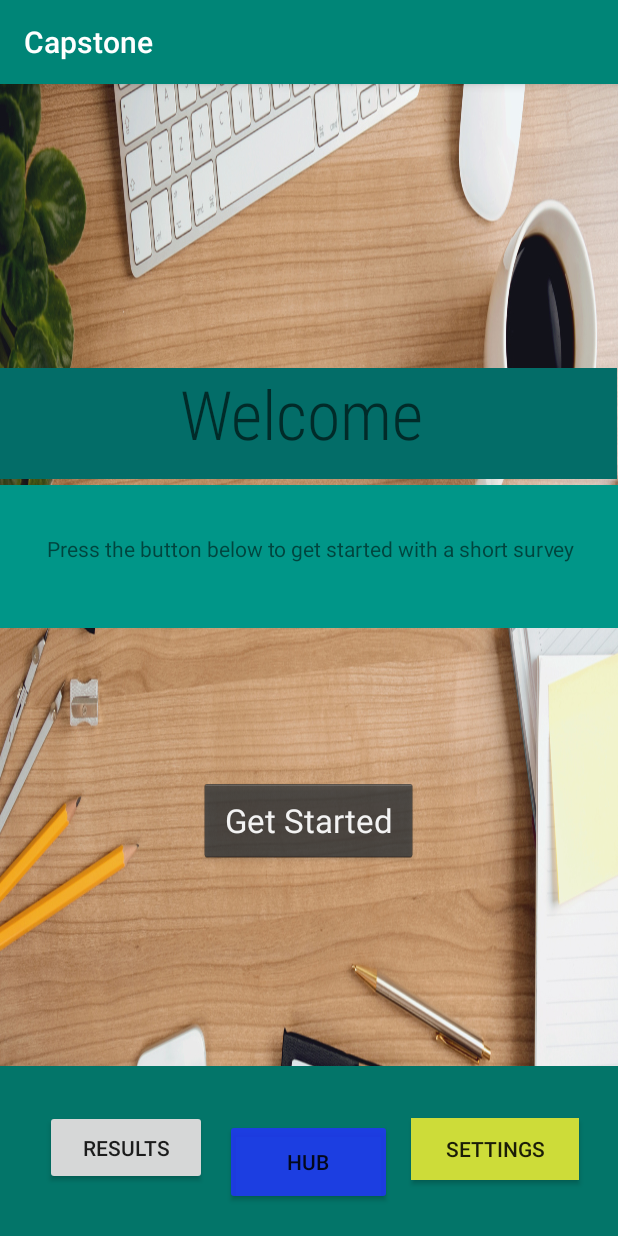
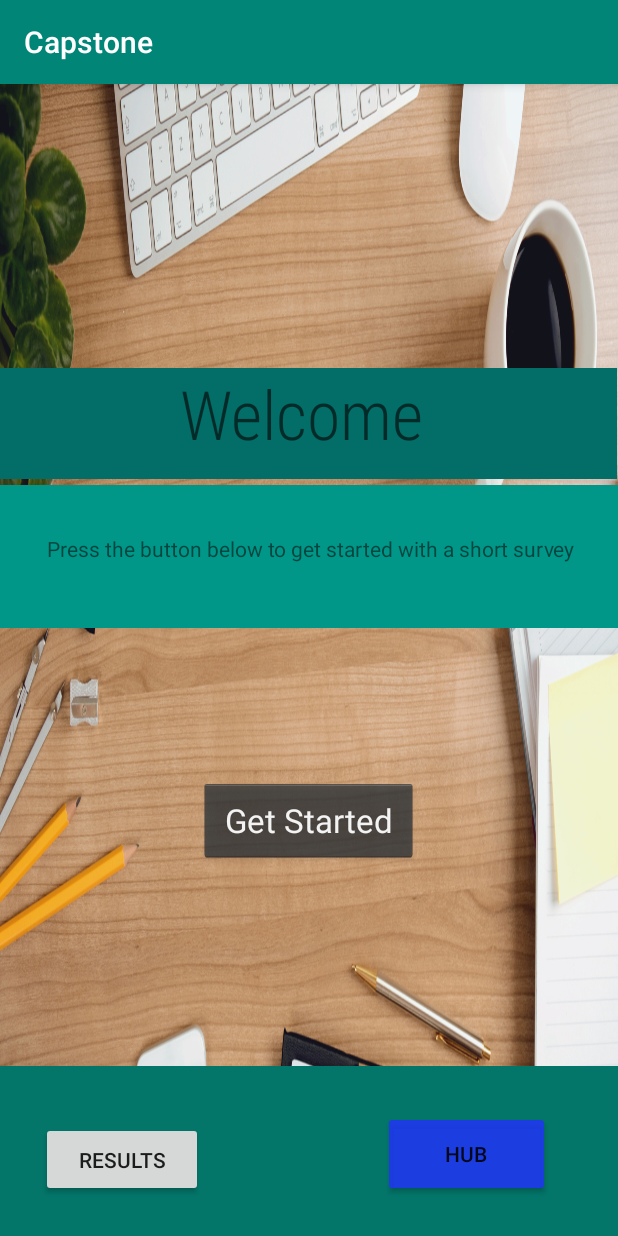
Before and after one commit to dcxoreo7/Senior-Capstone, an Android app: the screen it shows after launch (MainActivity), on a phone screen of 412 x 824 dp. Run offline under Robolectric (Android 15) with nearby library versions, the phone set to English and light mode, and no system bars; Roboto replaces fonts that are not available here.

Commit message:
Removing the unnessecary

```diff
--- a/app/src/main/AndroidManifest.xml
+++ b/app/src/main/AndroidManifest.xml
@@ -11,10 +11,7 @@
         android:roundIcon="@mipmap/ic_launcher_round"
         android:supportsRtl="true"
         android:theme="@style/AppTheme">
-        <activity android:name=".RewardsActivity"></activity>
         <activity android:name=".hubActivity" />
-        <activity android:name=".ToDoActivity" />
-        <activity android:name=".SettingsActivity" />
         <activity android:name=".QuizActivity" />
         <activity android:name=".Results" />
         <activity android:name=".MainActivity">
--- a/app/src/main/java/com/example/capstone/MainActivity.java
+++ b/app/src/main/java/com/example/capstone/MainActivity.java
@@ -82,10 +82,6 @@ public class MainActivity extends AppCompatActivity {
 
     }
 
-    public void goToSettings(View view) {
-        Intent settingsIntent = new Intent(this, SettingsActivity.class);
-        startActivity(settingsIntent);
-    }
 
     public void goToHub(View view) {
         Intent hubIntent = new Intent(this, hubActivity.class);
--- a/app/src/main/res/layout/activity_main.xml
+++ b/app/src/main/res/layout/activity_main.xml
@@ -68,20 +68,6 @@
         app:layout_constraintVertical_bias="0.65" />
 
     <Button
-        android:id="@+id/button"
-        android:layout_width="112dp"
-        android:layout_height="41dp"
-        android:background="#CDDC39"
-        android:onClick="goToSettings"
-        android:text="Settings"
-        app:layout_constraintBottom_toBottomOf="parent"
-        app:layout_constraintEnd_toEndOf="parent"
-        app:layout_constraintHorizontal_bias="0.914"
-        app:layout_constraintStart_toStartOf="parent"
-        app:layout_constraintTop_toTopOf="parent"
-        app:layout_constraintVertical_bias="0.949" />
-
-    <Button
         android:id="@+id/button6"
         android:layout_width="108dp"
         android:layout_height="50dp"
@@ -89,24 +75,23 @@
         android:text="Results"
         app:layout_constraintBottom_toBottomOf="parent"
         app:layout_constraintEnd_toEndOf="parent"
-        app:layout_constraintHorizontal_bias="0.099"
+        app:layout_constraintHorizontal_bias="0.089"
         app:layout_constraintStart_toStartOf="parent"
         app:layout_constraintTop_toTopOf="parent"
-        app:layout_constraintVertical_bias="0.953" />
+        app:layout_constraintVertical_bias="0.964" />
 
     <Button
         android:id="@+id/button7"
         android:layout_width="111dp"
         android:layout_height="57dp"
+        android:layout_marginStart="120dp"
         android:backgroundTint="#DF2136F3"
         android:onClick="goToHub"
         android:text="Hub"
         app:layout_constraintBottom_toBottomOf="parent"
-        app:layout_constraintEnd_toStartOf="@+id/button"
-        app:layout_constraintHorizontal_bias="0.484"
         app:layout_constraintStart_toEndOf="@+id/button6"
         app:layout_constraintTop_toBottomOf="@+id/startButton"
-        app:layout_constraintVertical_bias="0.891" />
+        app:layout_constraintVertical_bias="0.865" />
 
     <TextView
         android:id="@+id/textView3"
```
Also changed, not shown: app/src/main/java/com/example/capstone/RewardsActivity.java (deleted, +0 -14 lines), app/src/main/java/com/example/capstone/SettingsActivity.java (deleted, +0 -21 lines), app/src/main/java/com/example/capstone/ToDoActivity.java (deleted, +0 -25 lines), app/src/main/java/com/example/capstone/hubActivity.java (+3 -6 lines), app/src/main/res/layout/activity_hub.xml (+0 -14 lines), app/src/main/res/layout/activity_rewards.xml (deleted, +0 -9 lines), app/src/main/res/layout/activity_settings.xml (deleted, +0 -22 lines), app/src/main/res/layout/activity_to_do.xml (deleted, +0 -19 lines).
